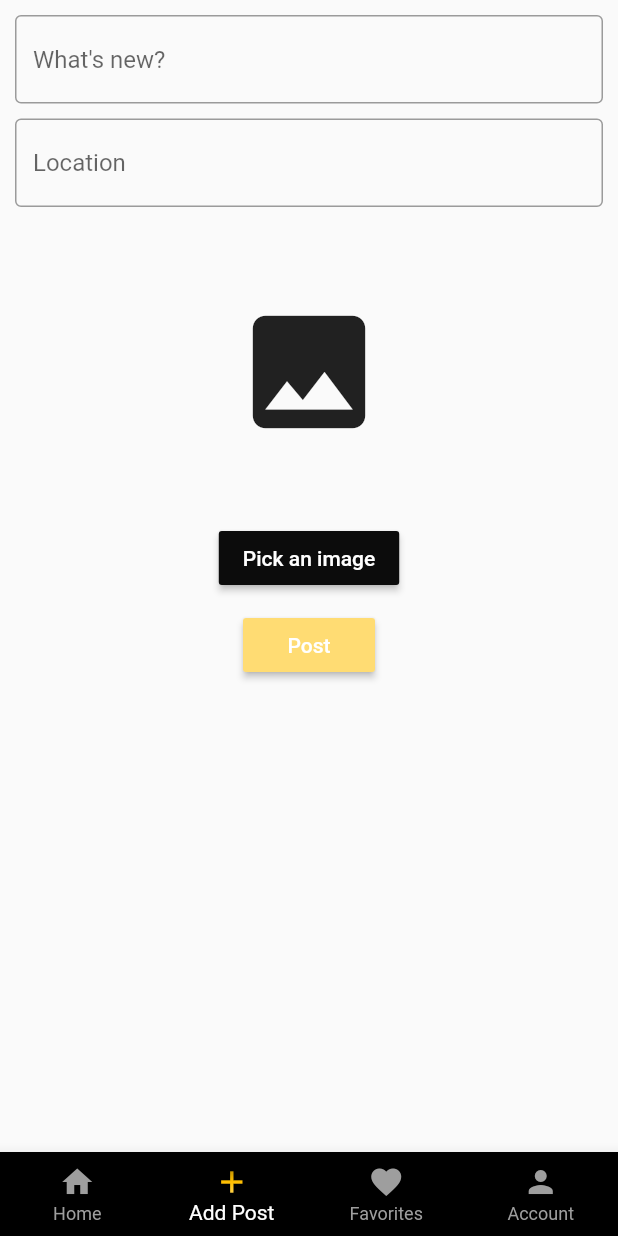
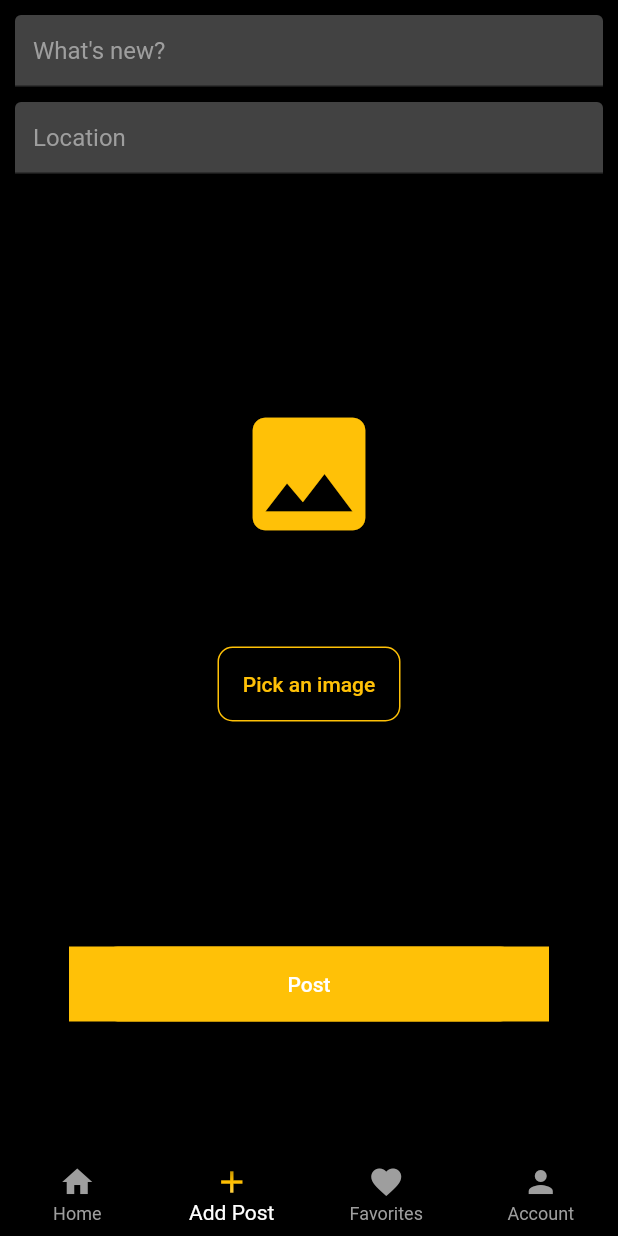
Before and after one commit to skittlesaur/cleotour, a Flutter app: the screen it shows after launch, item 2 of the bottom bar chosen, on a phone screen of 412 x 824 dp. Run offline on Flutter 3.47's test engine with Material 2 defaults, Android fonts, the phone set to English and light mode, and no system bars; our stand-ins replace cloud_firestore, firebase_auth, firebase_core, firebase_storage, fluttertoast, image_picker; accounts and stored records are empty.

Commit message:
changed the styling a little bit

```diff
--- a/lib/screens/add-post.dart
+++ b/lib/screens/add-post.dart
@@ -50,6 +50,7 @@ class _AddPostScreenState extends State<AddPostScreen> {
   @override
   Widget build(BuildContext context) {
     return Scaffold(
+        backgroundColor: Colors.black,
         body: SafeArea(
             child: Form(
           child: Column(
@@ -62,32 +63,62 @@ class _AddPostScreenState extends State<AddPostScreen> {
                     child: Column(
                       children: <Widget>[
                         TextField(
+                          style: TextStyle(color: Colors.white),
+                          cursorColor: Colors.white,
                           decoration: InputDecoration(
+                              filled: true,
+                              fillColor: Colors.grey[800],
                               hintText: 'What\'s new?',
-                          border: OutlineInputBorder()),
+                              hintStyle: TextStyle(color: Colors.grey),
+                              focusedBorder: OutlineInputBorder(
+                                  borderSide: BorderSide(color: Colors.amber))),
                           controller: _postBodyController,
                         ),
                         SizedBox(
                           height: 10,
                         ),
                         TextField(
+                          style: TextStyle(color: Colors.white),
+                          cursorColor: Colors.white,
                           decoration: InputDecoration(
-                          hintText: 'Location', border: OutlineInputBorder()),
+                              filled: true,
+                              fillColor: Colors.grey[800],
+                              hintText: 'Location',
+                              hintStyle: TextStyle(color: Colors.grey),
+                              focusedBorder: OutlineInputBorder(
+                                  borderSide: BorderSide(color: Colors.amber))),
                           controller: _locationController,
                         ),
                         SizedBox(
-                      height: 10,
+                          height: 100,
                         ),
                         ImageInput(setImage: setImage),
                         SizedBox(
-                      height: 10,
+                          height: 150,
                         ),
-                    MaterialButton(
+                        Container(
+                            color: Colors.amber,
+                            alignment: Alignment.bottomCenter,
+                            width: 320,
+                            child: SizedBox(
+                                height: 50,
+                                width: 275,
+                                child: OutlinedButton(
+                                  style: OutlinedButton.styleFrom(
+                                    shape: RoundedRectangleBorder(
+                                      borderRadius: BorderRadius.circular(10),
+                                    ),
+                                    side: BorderSide(
+                                      color: Colors.amber,
+                                      width: 1,
+                                    ),
+                                  ),
                                   onPressed: () async {
                                     if (_postBodyController.text.isEmpty ||
                                         _locationController.text.isEmpty ||
                                         imagePath == null) {
-                          ScaffoldMessenger.of(context).showSnackBar(
+                                      ScaffoldMessenger.of(context)
+                                          .showSnackBar(
                                         SnackBar(
                                           content: Text(
                                               'Please fill in all fields and upload an image.'),
@@ -101,12 +132,11 @@ class _AddPostScreenState extends State<AddPostScreen> {
                                       });
                                     }
                                   },
-                      color: Color.fromRGBO(255, 220, 115, 1),
                                   child: Text(
                                     'Post',
                                     style: TextStyle(color: Colors.white),
                                   ),
-                    )
+                                ))) /////
                       ],
                     ),
                   ),
--- a/lib/widgets/add-post/image-input.dart
+++ b/lib/widgets/add-post/image-input.dart
@@ -39,21 +39,31 @@ class _ImageInputState extends State<ImageInput> {
             width: double.infinity,
             height: 200,
             child: _image == null
-                ? const Icon(Icons.image, size: 100)
+                ? const Icon(color: Colors.amber, Icons.image, size: 100)
                 : Image.file(File(_image!.path))),
         const SizedBox(
-          width: 10,
+          height: 15,
         ),
-        MaterialButton(
+        SizedBox(
+            height: 50,
+            width: 122,
+            child: OutlinedButton(
+              style: OutlinedButton.styleFrom(
+                  shape: RoundedRectangleBorder(
+                    borderRadius: BorderRadius.circular(10),
+                  ),
+                  side: BorderSide(
+                    color: Colors.amber,
+                    width: 1,
+                  )),
               onPressed: () async {
                 await getImages();
               },
-          color: Color.fromRGBO(12, 12, 12, 1),
               child: const Text(
                 'Pick an image',
-            style: TextStyle(color: Colors.white),
+                style: TextStyle(color: Colors.amber),
               ),
-        )
+            ))
       ],
     );
   }
```
Lines whose indentation alone changed are shown as unchanged.
